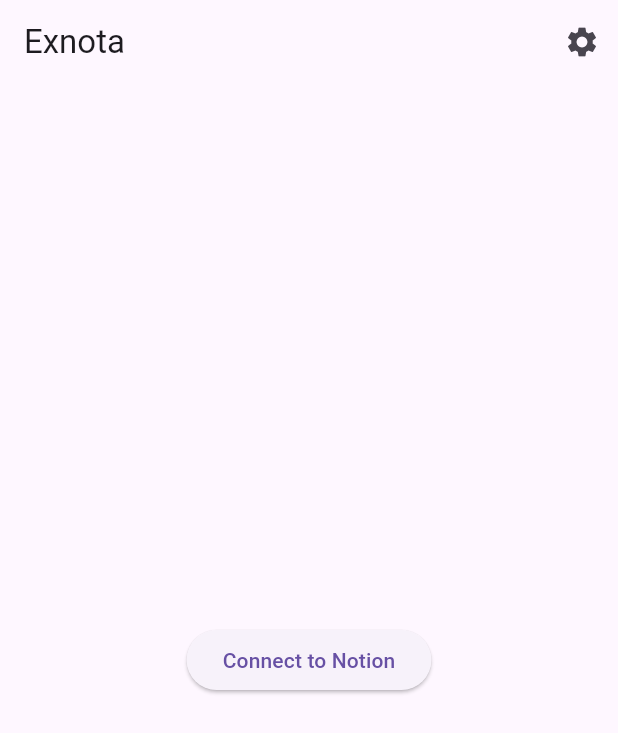
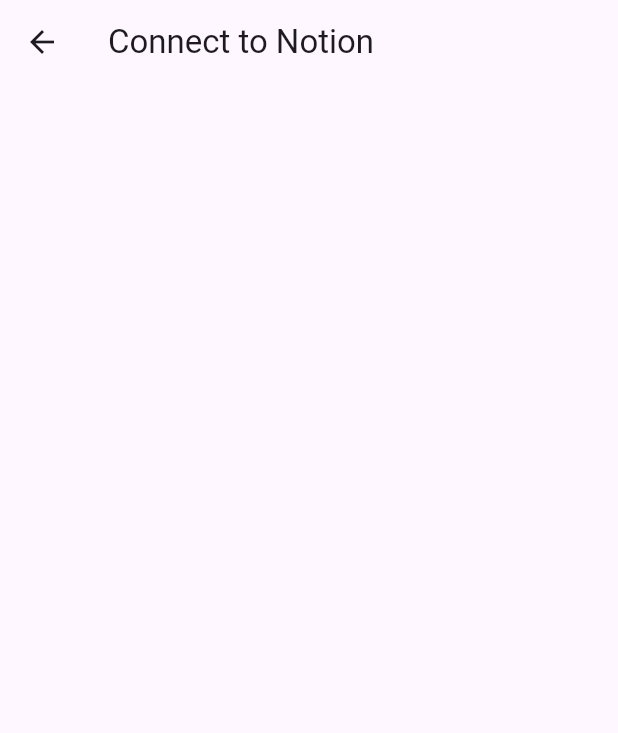
Before and after one commit to exnota/exnota, a Flutter app: the screen it shows after launch, after a tap on "Connect to Notion", on a phone screen of 412 x 824 dp. Shown: the top 733 px of the screen. Run offline on Flutter 3.47's test engine with Material 2 defaults, Android fonts, the phone set to English and light mode, and no system bars; generated files the repository leaves out were written again.

Commit message:
mobile: Add connect to notion view

```diff
--- /dev/null
+++ b/app/mobile/lib/src/integration/view/connect_to_notion_view.dart
@@ -0,0 +1,20 @@
+import 'package:flutter/material.dart';
+import 'package:flutter_gen/gen_l10n/app_localizations.dart';
+
+/// Initiates Notion auth process.
+class ConnectToNotionView extends StatelessWidget {
+  const ConnectToNotionView({super.key});
+
+  @override
+  Widget build(BuildContext context) {
+    return Scaffold(
+      appBar: AppBar(
+        title: Text(AppLocalizations.of(context)!.integration_connectToNotion),
+      ),
+      body: const Padding(
+        padding: EdgeInsets.all(16),
+        child: null,
+      ),
+    );
+  }
+}
--- a/app/mobile/lib/src/localization/app_en.arb
+++ b/app/mobile/lib/src/localization/app_en.arb
@@ -3,8 +3,12 @@
   "@common_appTitle": {
     "description": "Name of the app"
   },
+  "integration_connectToNotion": "Connect to Notion",
+  "@integration_connectToNotion": {
+    "description": "Title of view that allows the user to grant the app access to Notion."
+  },
   "note_connectToNotion": "Connect to Notion",
   "@note_connectToNotion": {
-    "description": "Selecting this initiates the user to grant the app access to Notion."
+    "description": "Label for button where selecting it initiates the user to grant the app access to Notion."
   }
 }
--- a/app/mobile/lib/src/note/note_list_view.dart
+++ b/app/mobile/lib/src/note/note_list_view.dart
@@ -1,3 +1,4 @@
+import 'package:Exnota/src/integration/view/connect_to_notion_view.dart';
 import 'package:flutter/material.dart';
 import 'package:flutter_gen/gen_l10n/app_localizations.dart';
 
@@ -41,7 +42,13 @@ class SampleItemListView extends StatelessWidget {
       // builds Widgets as they’re scrolled into view.
       body: Center(
         child: ElevatedButton(
-            onPressed: () {},
+            onPressed: () {
+              Navigator.push(
+                context,
+                MaterialPageRoute(
+                    builder: (context) => const ConnectToNotionView()),
+              );
+            },
             child: Text(AppLocalizations.of(context)!.note_connectToNotion)),
       ),
       // floatingActionButton: FloatingActionButton.extended(
```
